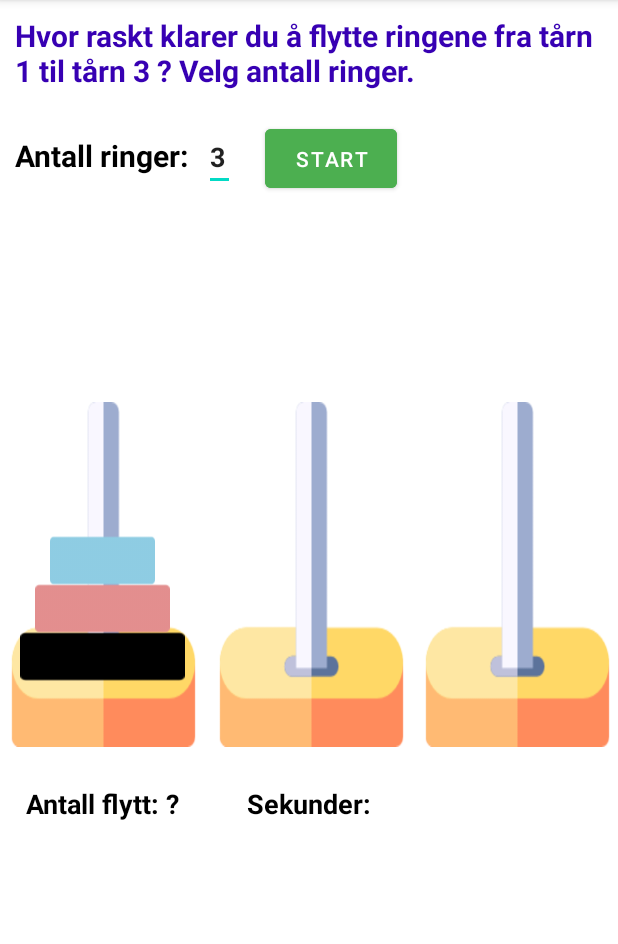
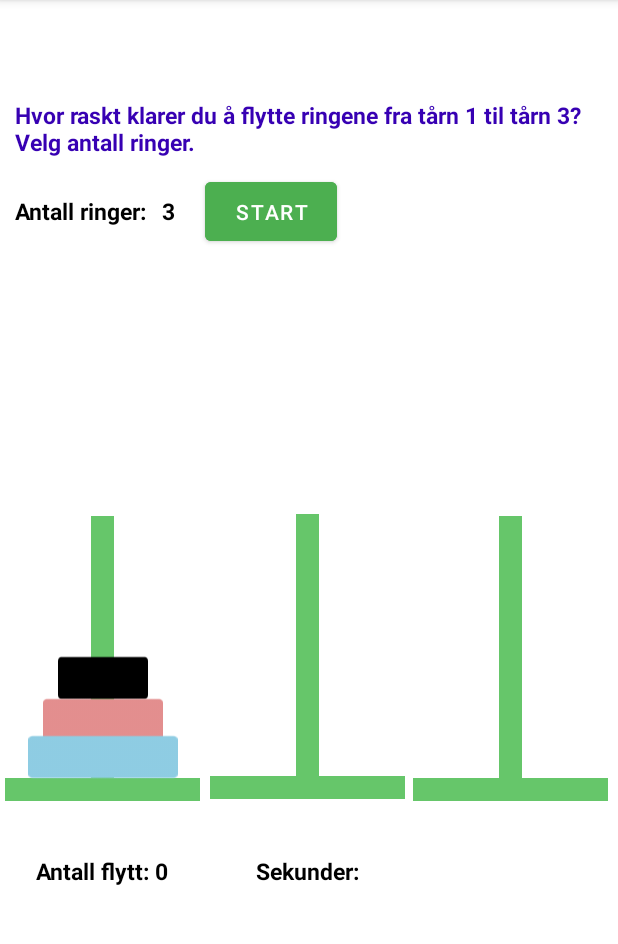
Before and after one commit to vng011/Tower_of_Hanoi, an Android app: the screen it shows after launch (MainActivity), on a phone screen of 412 x 824 dp, the part 84-1028 px from its top. Run offline under Robolectric (Android 15) with nearby library versions, the phone set to English and light mode, and no system bars.

Commit message:
New layout + new codes

```diff
--- a/app/build.gradle
+++ b/app/build.gradle
@@ -8,8 +8,8 @@ android {
 
     defaultConfig {
         applicationId "com.example.towerofhanoi"
-        minSdkVersion 29
-        targetSdkVersion 30
+        minSdkVersion 21
+        targetSdkVersion 21
         versionCode 1
         versionName "1.0"
 
--- a/app/src/main/java/com/example/towerofhanoi/MainActivity.java
+++ b/app/src/main/java/com/example/towerofhanoi/MainActivity.java
@@ -1,102 +1,100 @@
 package com.example.towerofhanoi;
 
 import androidx.appcompat.app.AppCompatActivity;
+import androidx.appcompat.widget.Toolbar;
 
 import android.annotation.SuppressLint;
 import android.app.AlertDialog;
 import android.content.ClipData;
 import android.content.DialogInterface;
+import android.graphics.drawable.Drawable;
 import android.os.Bundle;
 import android.view.DragEvent;
 import android.view.MotionEvent;
 import android.view.View;
 import android.view.ViewGroup;
+import android.widget.Button;
 import android.widget.ImageView;
 import android.widget.LinearLayout;
 import android.widget.TextView;
 import android.widget.Toast;
 
-import java.math.BigDecimal;
 import java.util.Timer;
 import java.util.TimerTask;
 
 @SuppressLint("ClickableViewAccessibility")  //For å unngå warning om at performClick må håndteres for ImageView
 public class MainActivity extends AppCompatActivity {
 
+    private int moves = 0;                             //The number of moves
+    private TextView tvMoves;
+
     private Timer timer;
     private TimerTask timerTask;
     private long time = 0;
     boolean timerStarted = false;
     private TextView tvElapsedTime;
-    private TextView tvMoves;
+    private Button startButton;
+    private boolean running;
 
-    private int totalMoves, minPossibleMoves;
-    //private int moves = 0;                             //The number of moves
-    private static final int NUM_DISKS = 3;            //The number of disks for a certain game
+    private LinearLayout left;
+    private LinearLayout middle;
+    private LinearLayout right;
+
+    private ImageView small_ring;
+    private ImageView middle_ring;
+    private ImageView large_ring;
+
+    private androidx.appcompat.widget.Toolbar toolbar;
 
     @Override
     protected void onCreate(Bundle savedInstanceState) {
         super.onCreate(savedInstanceState);
         setContentView(R.layout.activity_main);
 
+        toolbar = findViewById(R.id.toolbar);
+        //setSupportActionBar(toolbar);
+
         //setter onTouchListener on 3 disks(Image).Brukes til å starte "drag and drop"
-        ImageView disk1 = findViewById(R.id.disk1);
-        disk1.setOnTouchListener(new MyTouchListener());
+        large_ring = findViewById(R.id.large_ring);
+        large_ring.setOnTouchListener(new MyTouchListener());
 
-        ImageView disk2 = findViewById(R.id.disk2);
-        disk2.setOnTouchListener(new MyTouchListener());
+        middle_ring = findViewById(R.id.middle_ring);
+        middle_ring.setOnTouchListener(new MyTouchListener());
 
-        ImageView disk3 = findViewById(R.id.disk3);
-        disk3.setOnTouchListener(new MyTouchListener());
+        small_ring = findViewById(R.id.small_ring);
+        small_ring.setOnTouchListener(new MyTouchListener());
 
         //Setter onDragListenerpå alle typer av Linear Layout(3 konteiner)
-        LinearLayout left = findViewById(R.id.left);
+        left = findViewById(R.id.left);
         left.setOnDragListener(new MyDragListener());
 
-        LinearLayout middle = findViewById(R.id.middle);
+        middle = findViewById(R.id.middle);
         middle.setOnDragListener(new MyDragListener());
 
-        LinearLayout right = findViewById(R.id.right);
+        right = findViewById(R.id.right);
         right.setOnDragListener(new MyDragListener());
 
-        // Textview to show number of moves
+        //Textview to show number of moves
         tvMoves = findViewById(R.id.tvMoves);
 
         //Textview to show seconds
         tvElapsedTime = findViewById(R.id.tvElapsedTime);
 
-        // Possible min moves (2^n - 1); n number of disks
-        minPossibleMoves = (int) (Math.pow(2, NUM_DISKS) - 1);
+        startButton = findViewById(R.id.btnStart);
+        Toast.makeText(this, "Trykk på start for å spille", Toast.LENGTH_SHORT).show();
+        movesCount();
+        running = false;
+
     }
 
-    //***Check
+    //Check if the ring is on the top, otherwise it cannot be moved
     private class MyTouchListener implements View.OnTouchListener {
         public boolean onTouch(View viewToBeDragged, MotionEvent motionEvent) {
            LinearLayout owner = (LinearLayout) viewToBeDragged.getParent();
-            View top = owner.getChildAt(0);
+           View top =  owner.getChildAt(0);
 
-            if (viewToBeDragged == top || owner.getChildCount() == 1) {
-                if(motionEvent.getAction() == motionEvent.ACTION_DOWN) {
-                    //Data som kan sendes med til drag-receiver
-                    ClipData data = ClipData.newPlainText("", "");
-
-                    //lager en drag-skygge av viewet som skal dras
-                    View.DragShadowBuilder shadowBuilder = new View.DragShadowBuilder(top);
-
-                    //started Drag and Drop, alle View som implementerer OnDragListener vil motta onDrag-events
-                    top.startDrag(data, shadowBuilder, viewToBeDragged, 0);
-
-                    //Gjør bildet som dragges usynlig
-                    top.setVisibility(View.INVISIBLE);
-                    return true;
-                }
-
-            } /* else {
-                return false;
-            }*/
-            return false;
-        /*    //starter Drag operation
-            if(motionEvent.getAction() == motionEvent.ACTION_DOWN){
+           if (running && viewToBeDragged == top || owner.getChildCount() == 1) {
+            //if(motionEvent.getAction() == motionEvent.ACTION_DOWN) {
                 //Data som kan sendes med til drag-receiver
                 ClipData data = ClipData.newPlainText("", "");
 
@@ -109,67 +107,82 @@ public class MainActivity extends AppCompatActivity {
                 //Gjør bildet som dragges usynlig
                 viewToBeDragged.setVisibility(View.INVISIBLE);
                 return true;
-            }else {
+            } else {
                 return false;
-            }*/
+            }
         }
     }
 
+
     //****Check
     private class MyDragListener implements View.OnDragListener {
+        Drawable enterShape = getResources().getDrawable(R.drawable.shape_droptarget);
+        Drawable normalShape = getResources().getDrawable(R.drawable.shape);
+
         @Override
         public boolean onDrag(View view, DragEvent event) {
             int action = event.getAction();
-            boolean dragInterrupted = false;
+            //View draggedView = (View) event.getLocalState();
 
-            //Konteiner som dragged View dras til((som er en av de tre LinearLayout-ene):
-            LinearLayout receiveContainer = (LinearLayout) view;
-
-            switch(action){
+            switch (action) {
                 case DragEvent.ACTION_DRAG_STARTED:
                     // Skjer ingenting, skal ikke kunne dra rektanglene.
                     break;
                 case DragEvent.ACTION_DRAG_ENTERED:
                     // Skjer ingenting, skal ikke kunne dra rektanglene.
+                    view.setBackgroundDrawable(enterShape);
                     break;
+
+                case DragEvent.ACTION_DRAG_EXITED:
+                    view.setBackgroundDrawable(normalShape);
+                    break;
+
                 case DragEvent.ACTION_DROP:
-                    View topElement = null;                           //Đề bài
-                    LinearLayout container = (LinearLayout) view;     //Đề bài
-                    if (container.getChildCount() > 0)                //Đề bài
-                        topElement = container.getChildAt(0);   //Đề bài
 
-                    //Bildet som blir dragg
+                    //Bildet som blir dradd:.
                     View draggedView = (View) event.getLocalState();
+                    View topElement = null;
 
-                    // Settes denne til true avbrytes drag - her kan man altså sette en betingelse for avbrutt operasjon eller ikke!
-                    String draggedViewTag = draggedView.getTag().toString();
-                    String draggedToContainerTag = receiveContainer.getTag().toString();
-                    //dragInterrupted = draggedViewTag.equals(?) && draggedToContainerTag.equals(?);
-
-                    if (dragInterrupted) {
-                        return false;
-                    } else {
-                        // owner er her foreldreview (en av de fire LinearLayout-objektene) til bildet som blir dradd,
-                        // fjerner bildet fra ownerview:
+                    //Reassign View to ViewGroup
                     ViewGroup owner = (ViewGroup) draggedView.getParent();
                     owner.removeView(draggedView);
-                        // Legger draggedView til motakkskonteiner:
-                        receiveContainer.addView(draggedView);
+                    LinearLayout container = (LinearLayout) view;
+
+                    if (container.getChildCount() > 0) {
+                        topElement = container.getChildAt(0);
+                        if(topElement.getWidth() > draggedView.getWidth()){
+                            container.addView(draggedView, 0); //set view at top
+                            draggedView.setVisibility(View.VISIBLE);
+                            moves++;
+                        }else{
+                            owner.addView(draggedView, 0);
+                            draggedView.setVisibility(View.VISIBLE);
                         }
+                    } else { //(hvis det er ingen ringer i container)
+                        container.addView(draggedView);
                         draggedView.setVisibility(View.VISIBLE);
+                        moves++;
+                    }
+
+                    if(right.getChildCount() == 3){
+                        stopTime(tvElapsedTime);
+                        small_ring.setOnTouchListener(null);
+                        Toast.makeText(MainActivity.this, "Du har vunnet. Klokke blir nullstilt", Toast.LENGTH_SHORT).show();
+                        resetGame();
+                    }
+                    movesCount();
                     break;
 
                  //DENNE GJØR AT MAN FÅR EN "TILBAKEANIMASJON"
-              /*  case DragEvent.ACTION_DRAG_ENDED:
-                    draggedView.setVisibility(View.VISIBLE);    //Sett view synlig igjen.
-                    break;*/
+                 case DragEvent.ACTION_DRAG_ENDED:
+                     view.setBackgroundDrawable(normalShape);   //Sett view synlig igjen.
+                     break;
 
                  default:
                     break;
             }
             return true;
         }
-
     }
     public void startTimer(View view) {
         timer = new Timer();
@@ -210,47 +223,54 @@ public class MainActivity extends AppCompatActivity {
                 }
             }
         });
-        /*resetAlert.setNeutralButton("Cancel", new DialogInterface.OnClickListener()
-        {
-            @Override
-            public void onClick(DialogInterface dialogInterface, int i)
-            {
-                //do nothing
-            }
-        });
+
         resetAlert.show();
-        */
     }
 
-    //Check if the puzzle has been completed.
-    /*public void complete(){
-        if (moves == Math.pow(2, NUM_DISKS) - 1){
-            Toast.makeText(this, "You win. The game will stop automatically", Toast.LENGTH_SHORT).show();
+    public void startStopTapped(View view)
+    {
+        if(timerStarted == false)
+        {
+            timerStarted = true;
+            startTimer(tvElapsedTime);
+        }
+        else
+        {
+            timerStarted = false;
+            timerTask.cancel(); //Terminate the timer thread
+        }
+    }
+
+    public void startGame(View v){
+        if(!running){
+            startStopTapped(tvElapsedTime);
+            running = true;
+            startButton.setText("Reset");
+        } else{
+            resetGame();
+        }
+    }
+
+    private void resetGame() {
         stopTime(tvElapsedTime);
-        } else{
-            Toast.makeText(this, "You lose. Play again.", Toast.LENGTH_SHORT).show();
-            stopTime(tvElapsedTime);
+        startButton.setText("Start");
+        moves = 0;
+        running = false;
+        movesCount();
+        small_ring.setOnTouchListener(null);
+        resetRings();
     }
-    }*/
 
+    private void resetRings() {
+        left.removeAllViews();
+        middle.removeAllViews();
+        right.removeAllViews();
+        left.addView(small_ring, 0);
+        left.addView(middle_ring, 1);
+        left.addView(large_ring, 2);
+    }
 
-    //Update the move counter with the current number of moves.
-    public void updateText(int moves) {
+    private void movesCount() {
         tvMoves.setText("Antall flytt: " + moves);
     }
-
-    public void gameOver(int moves) {
-        totalMoves = moves;
-        showDialog();
 }
-
-    public void showDialog() {
-        AlertDialog.Builder alert = new AlertDialog.Builder(this);
-        alert.setTitle("Game Over");
-
-        if (totalMoves < minPossibleMoves)
-            alert.setMessage("You won, congrats!!!!");
-
-        alert.create().show();
-    }
-}
--- a/app/src/main/java/com/example/towerofhanoi/onGameStartedListener.java
+++ /dev/null
@@ -1,6 +0,0 @@
-package com.example.towerofhanoi;
-
-//Custom listener to inform GameActivity when user has made the first move.
-public interface onGameStartedListener {
-        void onGameStarted();
-}
--- /dev/null
+++ b/app/src/main/res/drawable/ic_action_tower_back.xml
@@ -0,0 +1,4 @@
+<?xml version="1.0" encoding="utf-8"?>
+<selector xmlns:android="http://schemas.android.com/apk/res/android">
+
+</selector>
--- a/app/src/main/res/drawable/shape.xml
+++ b/app/src/main/res/drawable/shape.xml
@@ -1,9 +1,10 @@
 <?xml version="1.0" encoding="UTF-8"?>
 <layer-list xmlns:android="http://schemas.android.com/apk/res/android"
-    android:layout_height="match_parent"
+    android:layout_height="wrap_content"
     android:layout_width="match_parent">
     <item>
-        <shape android:shape="rectangle" android:padding="10dp">
+        <shape android:shape="rectangle"
+            android:padding="10dp">
             <stroke
                 android:width="0dp"
                 android:color="#000" />
@@ -15,5 +16,5 @@
                 android:topRightRadius="2dp" />
         </shape>
     </item>
-    <!--<item android:drawable="@drawable/ic_action_tower_back" /> -->
+    <item android:drawable="@drawable/ic_action_tower_back"/>
 </layer-list>
--- a/app/src/main/res/drawable/shape_droptarget.xml
+++ b/app/src/main/res/drawable/shape_droptarget.xml
@@ -1,12 +1,13 @@
 <?xml version="1.0" encoding="UTF-8"?>
 <layer-list xmlns:android="http://schemas.android.com/apk/res/android"
-    android:layout_height="match_parent"
+    android:layout_height="wrap_content"
     android:layout_width="match_parent">
     <item>
-        <shape android:shape="rectangle" android:padding="10dp">
+        <shape android:shape="rectangle"
+            android:padding="10dp">
             <stroke
                 android:width="0dp"
-                android:color="#000" />
+                android:color="#FFFF0000" />
 
             <corners
                 android:bottomLeftRadius="2dp"
@@ -15,5 +16,5 @@
                 android:topRightRadius="2dp" />
         </shape>
     </item>
-    <!--<item android:drawable="@drawable/ic_action_tower_back" />-->
+    <item android:drawable="@drawable/ic_action_tower_back"/>
 </layer-list>
--- a/app/src/main/res/layout/activity_main.xml
+++ b/app/src/main/res/layout/activity_main.xml
@@ -1,49 +1,53 @@
 <?xml version="1.0" encoding="utf-8"?>
-<androidx.constraintlayout.widget.ConstraintLayout
-    xmlns:android="http://schemas.android.com/apk/res/android"
+<LinearLayout xmlns:android="http://schemas.android.com/apk/res/android"
+    xmlns:tools="http://schemas.android.com/tools"
     android:layout_width="match_parent"
     android:layout_height="match_parent"
-    xmlns:app="http://schemas.android.com/apk/res-auto"
-    xmlns:tools="http://schemas.android.com/tools"
     android:orientation="vertical"
     tools:context=".MainActivity">
 
+    <androidx.appcompat.widget.Toolbar
+        android:id="@+id/toolbar"
+        android:layout_width="match_parent"
+        android:layout_height="wrap_content"
+        android:theme="@style/ThemeOverlay.AppCompat.ActionBar"
+        tools:ignore="MissingConstraints">
+    </androidx.appcompat.widget.Toolbar>
+
     <TextView
         android:id="@+id/tvIntro"
-        android:layout_width="wrap_content"
+        android:layout_width="match_parent"
         android:layout_height="wrap_content"
-        android:layout_weight="1"
         android:padding="10dp"
-        android:text="Hvor raskt klarer du å flytte ringene fra tårn 1 til tårn 3 ? Velg antall ringer."
+        android:text="Hvor raskt klarer du å flytte ringene fra tårn 1 til tårn 3? Velg antall ringer."
         android:textColor="@color/purple_700"
-        android:textSize="20dp"
-        android:textStyle="bold"
-        tools:ignore="MissingConstraints" />
+        android:textSize="15dp"
+        android:textStyle="bold" />
 
     <LinearLayout
         android:layout_width="match_parent"
-        android:layout_height="match_parent"
-        android:layout_weight="1"
-        android:layout_marginTop="80dp"
-        android:orientation="horizontal"
-        android:background="@drawable/shape" >
+        android:layout_height="wrap_content"
+        android:orientation="horizontal">
+
+
         <TextView
-            android:id="@+id/textView"
+            android:id="@+id/tvDisks"
             android:layout_width="wrap_content"
             android:layout_height="wrap_content"
             android:padding="10dp"
             android:text="Antall ringer:"
             android:textColor="@color/black"
-            android:textSize="20dp"
+            android:textSize="15dp"
             android:textStyle="bold" />
-        <EditText
+
+        <TextView
             android:id="@+id/eTDisks"
             android:layout_width="wrap_content"
             android:layout_height="wrap_content"
-            android:inputType="textPersonName"
             android:text="3"
-            android:textStyle="bold" />
-
+            android:textColor="@color/black"
+            android:textSize="15dp"
+            android:textStyle="bold"  />
         <Button
             android:id="@+id/btnStart"
             android:layout_width="wrap_content"
@@ -52,31 +56,58 @@
             android:backgroundTint="#4CAF50"
             android:onClick="startTimer"
             android:padding="10dp"
-            android:text="START"></Button>
+            android:text="START">
+        </Button>
     </LinearLayout>
+
     <LinearLayout
         android:layout_width="match_parent"
         android:layout_height="match_parent"
         android:orientation="horizontal"
-        android:layout_marginTop="150dp"
         android:weightSum="3">
 
         <LinearLayout
             android:id="@+id/left"
-            android:layout_width="18dp"
+            android:layout_width="135dp"
             android:layout_height="match_parent"
             android:layout_weight="1"
+            android:orientation="vertical"
             android:background="@drawable/shape"
-            android:gravity="bottom|center_horizontal"
-            android:orientation="vertical"
-            android:weightSum="3">
+            android:gravity="bottom|center_horizontal">
+            <LinearLayout
+                android:layout_width="130dp"
+                android:layout_height="15dp"
+                android:layout_marginTop = "-150dp"
+                android:orientation="vertical"
+                android:background="#66C66A"/>
+            <LinearLayout
+                android:layout_width="15dp"
+                android:layout_height="180dp"
+                android:layout_marginTop = "-190dp"
+                android:background="#66C66A"/>
+
             <ImageView
-                android:id="@+id/peg1"
-                android:layout_width="170dp"
-                android:layout_height="230dp"
-                android:layout_marginTop="-450dp"
+                android:id="@+id/small_ring"
+                android:layout_width="60dp"
+                android:layout_height="80dp"
+                android:layout_marginTop="-112dp"
                 android:scaleType="fitXY"
-                android:src="@drawable/pole">
+                android:src="@drawable/disk1" />
+            <ImageView
+                android:id="@+id/middle_ring"
+                android:layout_width="80dp"
+                android:layout_height="80dp"
+                android:layout_marginTop="-52dp"
+                android:scaleType="fitXY"
+                android:src="@drawable/disk2" />
+
+            <ImageView
+                android:id="@+id/large_ring"
+                android:layout_width="100dp"
+                android:layout_height="80dp"
+                android:layout_marginTop="-55dp"
+                android:scaleType="fitXY"
+                android:src="@drawable/disk3">
             </ImageView>
 
             <TextView
@@ -86,84 +117,57 @@
                 android:layout_marginTop="25dp"
                 android:text="Antall flytt: ?"
                 android:textColor="@color/black"
-                android:textSize="18dp"
+                android:textSize="15dp"
                 android:textStyle="bold">
             </TextView>
-            <ImageView
-                android:id="@+id/disk1"
-                android:layout_width="110dp"
-                android:layout_height="90dp"
-                android:layout_marginTop="-155dp"
-                android:scaleType="fitXY"
-                android:src="@drawable/disk1">
-            </ImageView>
-            <ImageView
-                android:id="@+id/disk2"
-                android:layout_width="90dp"
-                android:layout_height="90dp"
-                android:layout_marginTop="-122dp"
-                android:scaleType="fitXY"
-                android:src="@drawable/disk2">
-            </ImageView>
-            <ImageView
-                android:id="@+id/disk3"
-                android:layout_width="70dp"
-                android:layout_height="90dp"
-                android:layout_marginTop="-122dp"
-                android:scaleType="fitXY"
-                android:src="@drawable/disk3">
-            </ImageView>
         </LinearLayout>
         <LinearLayout
             android:id="@+id/middle"
-            android:layout_width="18dp"
+            android:layout_width="135dp"
             android:layout_height="match_parent"
-            android:layout_weight="1"
+            android:orientation="vertical"
             android:background="@drawable/shape"
-            android:gravity="bottom|center_horizontal"
-            android:orientation="vertical"
-            android:weightSum="3">
-            <ImageView
-                android:id="@+id/peg2"
-                android:layout_width="170dp"
-                android:layout_height="230dp"
-                android:layout_marginLeft="1dp"
-                android:layout_marginTop="-450dp"
-                android:scaleType="fitXY"
-                android:src="@drawable/pole">
-            </ImageView>
-
+            android:gravity="bottom|center_horizontal">
+            <LinearLayout
+                android:layout_width="130dp"
+                android:layout_height="15dp"
+                android:orientation="vertical"
+                android:layout_marginTop="-182dp"
+                android:background="#66C66A"/>
+            <LinearLayout
+                android:layout_width="15dp"
+                android:layout_height="180dp"
+                android:layout_marginTop="-190dp"
+                android:background="#66C66A"/>
             <TextView
                 android:id="@+id/tvElapsedTime"
                 android:layout_width="wrap_content"
                 android:layout_height="wrap_content"
-                android:layout_marginTop="25dp"
+                android:layout_marginTop="47dp"
                 android:text="Sekunder:"
                 android:textColor="@color/black"
-                android:textSize="18dp"
+                android:textSize="15dp"
                 android:textStyle="bold">
-
             </TextView>
         </LinearLayout>
         <LinearLayout
             android:id="@+id/right"
-            android:layout_width="18dp"
+            android:layout_width="135dp"
             android:layout_height="match_parent"
-            android:layout_weight="1"
+            android:orientation="vertical"
             android:background="@drawable/shape"
-            android:gravity="bottom|center_horizontal"
-            android:orientation="vertical"
-            android:weightSum="3">
-            <ImageView
-                android:id="@+id/peg3"
-                android:layout_width="170dp"
-                android:layout_height="230dp"
-                android:layout_marginLeft="1dp"
-                android:layout_marginTop="-500dp"
-                android:scaleType="fitXY"
-                android:src="@drawable/pole">
-            </ImageView>
+            android:gravity="bottom|center_horizontal">
+            <LinearLayout
+                android:layout_width="130dp"
+                android:layout_height="15dp"
+                android:orientation="vertical"
+                android:layout_marginTop="-249dp"
+                android:background="#66C66A"/>
+            <LinearLayout
+                android:layout_width="15dp"
+                android:layout_height="180dp"
+                android:layout_marginTop="-190dp"
+                android:background="#66C66A"/>
         </LinearLayout>
     </LinearLayout>
-
-</androidx.constraintlayout.widget.ConstraintLayout>
+</LinearLayout>
```
Also changed, not shown: app/src/main/java/com/example/towerofhanoi/onGameCompletedListener.java (deleted, +0 -7 lines), app/src/main/res/drawable/ic_baseline_horizontal_rule.xml (deleted, +0 -11 lines), app/src/main/res/drawable/ic_baseline_peg.xml (deleted, +0 -10 lines), app/src/main/res/drawable/ic_baseline_settings.xml (added, +10 -0 lines), app/src/main/res/layout/test.xml (added, +130 -0 lines), app/src/main/res/menu/main_menu.xml (added, +11 -0 lines). Lines whose indentation alone changed are shown as unchanged.
